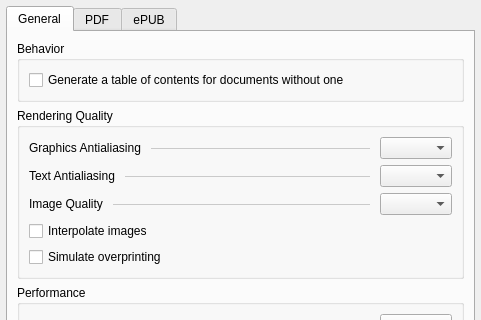
Qt form src/generator/config/settingswidget.ui (l4rzy/okular-mupdf-ng) before a commit; both pictures show x 0 to 481 and y 0 to 320 of the 481 by 554 pixel window.
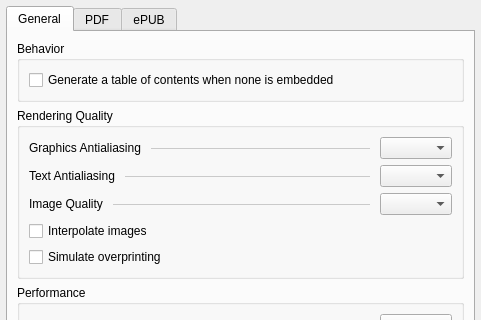
The same form after that commit. Custom widgets are drawn as their Qt base class.

Patch:
```diff
--- a/src/generator/config/settingswidget.ui
+++ b/src/generator/config/settingswidget.ui
@@ -48,7 +48,7 @@
           <item>
            <widget class="QCheckBox" name="kcfg_HeuristicSynopsisEnabled">
             <property name="text">
-             <string>Generate a table of contents for documents without one</string>
+             <string>Generate a table of contents when none is embedded</string>
             </property>
            </widget>
           </item>
```
